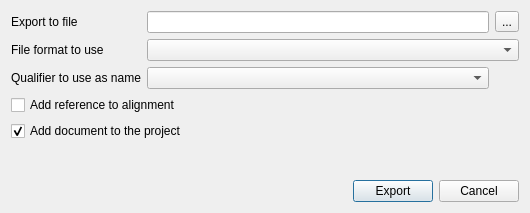
Old version of the form src/plugins/dna_export/src/ui/ExportBlastResultDialog.ui in the repository violethaze74/ugene.
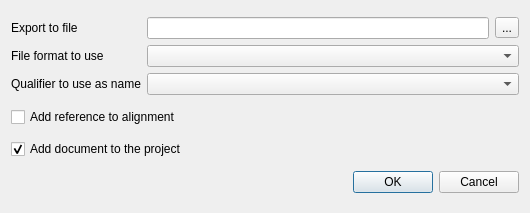
New version of the form.

Commit message: Help system for all dialogs, UI improvements for all dialogs.

```diff
--- a/src/plugins/dna_export/src/ui/ExportBlastResultDialog.ui
+++ b/src/plugins/dna_export/src/ui/ExportBlastResultDialog.ui
@@ -46,7 +46,7 @@
      <item row="1" column="1" colspan="2">
       <widget class="QComboBox" name="formatCombo"/>
      </item>
-     <item row="2" column="1">
+     <item row="2" column="1" colspan="2">
       <widget class="QComboBox" name="nameIdBox"/>
      </item>
      <item row="2" column="0">
@@ -76,51 +76,11 @@
     </widget>
    </item>
    <item>
-    <spacer name="verticalSpacer">
-     <property name="orientation">
-      <enum>Qt::Vertical</enum>
+    <widget class="QDialogButtonBox" name="buttonBox">
+     <property name="standardButtons">
+      <set>QDialogButtonBox::Cancel|QDialogButtonBox::Ok</set>
      </property>
-     <property name="sizeHint" stdset="0">
-      <size>
-       <width>20</width>
-       <height>0</height>
-      </size>
-     </property>
-    </spacer>
-   </item>
-   <item>
-    <layout class="QHBoxLayout" name="horizontalLayout_2">
-     <item>
-      <spacer name="horizontalSpacer">
-       <property name="orientation">
-        <enum>Qt::Horizontal</enum>
-       </property>
-       <property name="sizeHint" stdset="0">
-        <size>
-         <width>40</width>
-         <height>20</height>
-        </size>
-       </property>
-      </spacer>
-     </item>
-     <item>
-      <widget class="QPushButton" name="okButton">
-       <property name="text">
-        <string>Export</string>
-       </property>
-       <property name="default">
-        <bool>true</bool>
-       </property>
-      </widget>
-     </item>
-     <item>
-      <widget class="QPushButton" name="cancelButton">
-       <property name="text">
-        <string>Cancel</string>
-       </property>
-      </widget>
-     </item>
-    </layout>
+    </widget>
    </item>
   </layout>
  </widget>
```
Left out of the diff: 56 changed lines with no effect on the pictures. The commit also changes 309 other files.
